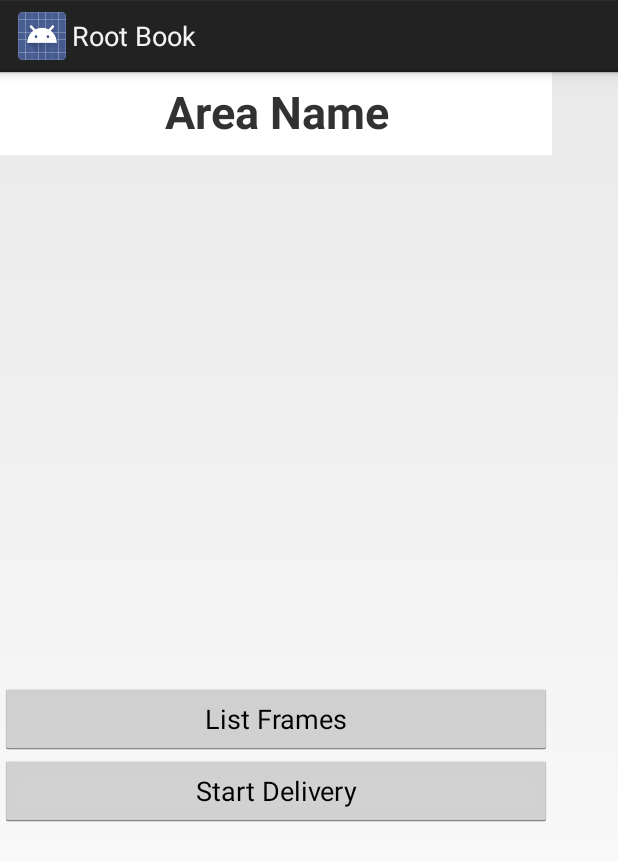
After one commit to taka16a23/DeliveryBook, an Android app: the layout activity_book.xml on its own in the app's theme, with its tools: preview values and no code run, on a phone screen of 412 x 824 dp. The commit adds this screen. Shown: the top 861 px of the screen. Run offline under Robolectric (Android 15) with nearby library versions, the light colour scheme and no system bars.

Commit message:
Added BookActivity.

```diff
--- a/app/build.gradle
+++ b/app/build.gradle
@@ -26,10 +26,10 @@ dependencies {
     androidTestCompile('com.android.support.test.espresso:espresso-core:2.2.2', {
         exclude group: 'com.android.support', module: 'support-annotations'
     })
+    //    compile 'com.android.support:recyclerview-v7:25.0.+'
     compile 'com.android.support:appcompat-v7:25.2.0'
     compile 'com.android.support.constraint:constraint-layout:1.0.1'
     compile 'com.j256.ormlite:ormlite-android:4.48'
+    compile 'com.android.support:recyclerview-v7:25.2.0'
     testCompile 'junit:junit:4.12'
-//    compile 'com.android.support:recyclerview-v7:25.0.+'
-    compile 'com.android.support:recyclerview-v7:25.2.+'
 }
--- /dev/null
+++ b/app/src/main/res/layout/activity_book.xml
@@ -0,0 +1,53 @@
+<?xml version="1.0" encoding="utf-8"?>
+<android.support.constraint.ConstraintLayout xmlns:android="http://schemas.android.com/apk/res/android"
+    xmlns:app="http://schemas.android.com/apk/res-auto"
+    xmlns:tools="http://schemas.android.com/tools"
+    android:layout_width="match_parent"
+    android:layout_height="match_parent"
+    tools:context="info.no_ip.taka16.deliverybook.book.BookActivity">
+
+    <LinearLayout
+        android:layout_width="368dp"
+        android:layout_height="503dp"
+        android:gravity="bottom"
+        android:orientation="vertical"
+        tools:layout_editor_absoluteX="8dp"
+        tools:layout_editor_absoluteY="8dp"
+        android:weightSum="1">
+
+        <LinearLayout
+            android:layout_width="match_parent"
+            android:layout_height="58dp"
+            android:orientation="vertical">
+
+            <TextView
+                android:id="@+id/book_area_name"
+                android:layout_width="match_parent"
+                android:layout_height="match_parent"
+                android:background="@android:color/white"
+                android:gravity="center_vertical|center"
+                android:text="Area Name"
+                android:textSize="30sp"
+                android:textStyle="bold" />
+        </LinearLayout>
+
+        <LinearLayout
+            android:id="@+id/book_detail"
+            android:layout_width="match_parent"
+            android:layout_height="251dp"
+            android:layout_weight="1.03"
+            android:orientation="vertical"></LinearLayout>
+
+        <Button
+            android:id="@+id/book_list_frame_button"
+            android:layout_width="match_parent"
+            android:layout_height="wrap_content"
+            android:text="@string/list_frames" />
+
+        <Button
+            android:id="@+id/book_start_delivery_button"
+            android:layout_width="match_parent"
+            android:layout_height="wrap_content"
+            android:text="@string/start_delivery" />
+    </LinearLayout>
+</android.support.constraint.ConstraintLayout>
--- a/app/src/main/res/values/strings.xml
+++ b/app/src/main/res/values/strings.xml
@@ -23,6 +23,8 @@
 
     <!-- Messages -->
     <string name="message_empty_layout_changes">Add an item above to get started.</string>
+    <string name="start_delivery" >Start Delivery</string>
+    <string name="list_frames">List Frames</string>
 
 
 </resources>
```
Also changed, not shown: app/src/main/AndroidManifest.xml (+10 -10 lines), app/src/main/java/info/no_ip/taka16/deliverybook/book/BookActivity.java (added, +35 -0 lines), 1 other file.
